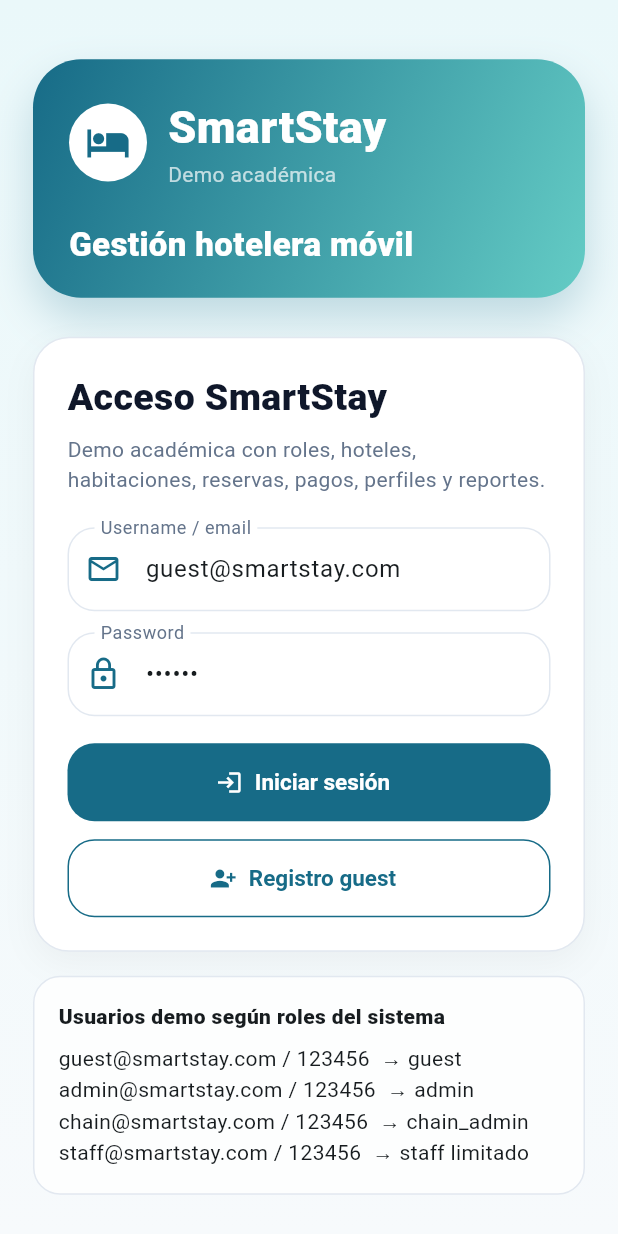
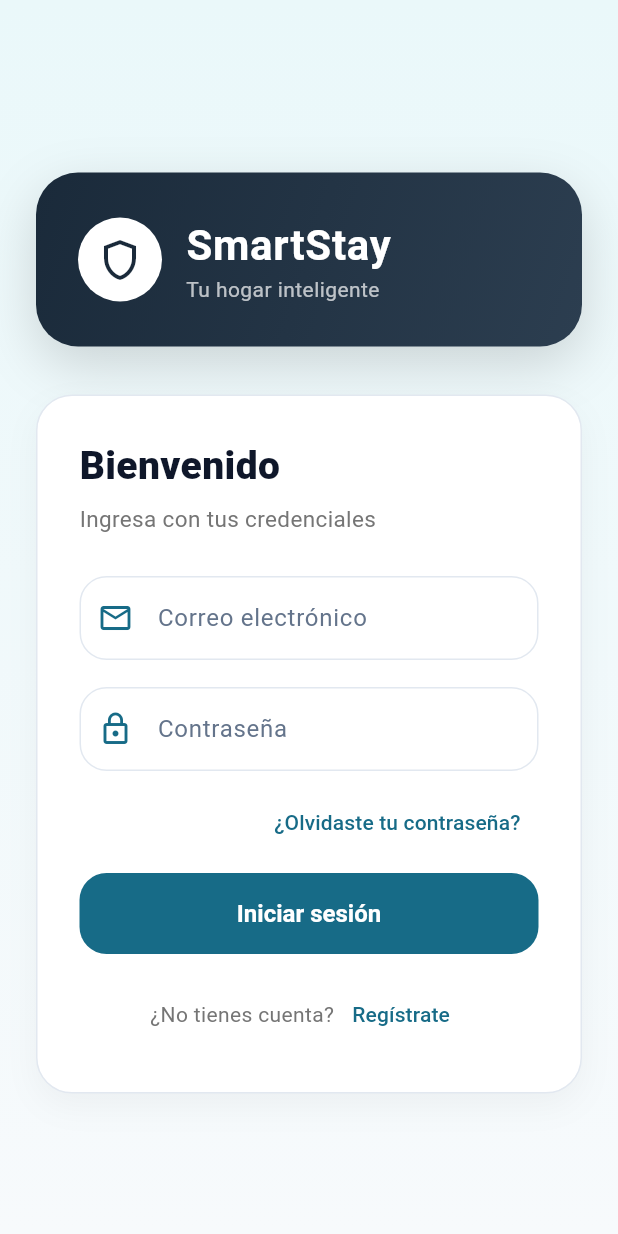
Before and after one commit to Movil-dev-Aplicaciones-Moviles/smartstay-application-mobile-flutter, a Flutter app: the screen it shows after launch, on a phone screen of 412 x 824 dp. Run offline on Flutter 3.47's test engine with Material 3 defaults, Android fonts, the phone set to English and light mode, and no system bars; our stand-ins replace flutter_bloc, flutter_secure_storage, get_it.

Commit message:
cambios en el login y mejoras

```diff
--- /dev/null
+++ b/devtools_options.yaml
@@ -0,0 +1,3 @@
+description: This file stores settings for Dart & Flutter DevTools.
+documentation: https://docs.flutter.dev/tools/devtools/extensions#configure-extension-enablement-states
+extensions:
--- a/lib/core/di/dependency_injection.dart
+++ b/lib/core/di/dependency_injection.dart
@@ -1,15 +1,15 @@
 import 'package:flutter_secure_storage/flutter_secure_storage.dart';
 import 'package:get_it/get_it.dart';
 import 'package:smart_stay/core/storage/token_storage.dart';
+import 'package:smart_stay/features/auth/data/auth_service.dart';
 import 'package:smart_stay/features/auth/data/auth_repository_impl.dart';
-import 'package:smart_stay/features/auth/data/auth_service.dart';
 import 'package:smart_stay/features/auth/domain/auth_repository.dart';
 import 'package:smart_stay/features/auth/presentation/login_view_model.dart';
 
 final getIt = GetIt.instance;
 
 void setup() {
-  if (getIt.isRegistered<LoginViewModel>()) return;
+  // ❌ ELIMINADA la línea problemática: if (getIt.isRegistered<LoginViewModel>()) return;
 
   getIt.registerLazySingleton<FlutterSecureStorage>(
     () => const FlutterSecureStorage(),
--- a/lib/features/auth/data/auth_service.dart
+++ b/lib/features/auth/data/auth_service.dart
@@ -1,57 +1,55 @@
-import 'dart:async';
+import 'dart:convert';
+import 'dart:io';
 
+import 'package:http/http.dart' as http;
 import 'package:smart_stay/features/auth/data/login_request_dto.dart';
 import 'package:smart_stay/features/auth/data/login_response_dto.dart';
+// 👇 NUEVOS IMPORTS PARA REGISTER
+import 'package:smart_stay/features/auth/data/register_request_dto.dart';
+import 'package:smart_stay/features/auth/data/register_response_dto.dart';
 
 class AuthService {
-  Future<LoginResponseDto?> login(LoginRequestDto request) async {
-    await Future.delayed(const Duration(milliseconds: 500));
+  final String _baseUrl = 'https://application-mobile-backend.onrender.com';
 
-    if (request.email.trim().length < 3 || request.password.length < 6) {
-      return null;
+  // ============================================================
+  // LOGIN (ya existente)
+  // ============================================================
+  Future<LoginResponseDto> login(LoginRequestDto request) async {
+    final Uri uri = Uri.parse('$_baseUrl/api/v1/authentication/sign-in');
+
+    final http.Response response = await http.post(
+      uri,
+      headers: {'Content-Type': 'application/json'},
+      body: jsonEncode(request.toJson()),
+    );
+
+    if (response.statusCode == HttpStatus.ok ||
+        response.statusCode == HttpStatus.created) {
+      final Map<String, dynamic> json = jsonDecode(response.body);
+      return LoginResponseDto.fromJson(json);
+    } else {
+      throw Exception('Error al iniciar sesión: ${response.statusCode}');
     }
-
-    final username = request.email.trim().toLowerCase();
-    final role = _roleFromUsername(username);
-
-    final map = {
-      'id': _idFromRole(role),
-      'username': username,
-      'token': 'jwt-demo-token',
-      'role': role,
-      'hotelId': role == 'chain_admin' ? null : 1,
-      'chainId': role == 'chain_admin' ? null : 1,
-    };
-
-    return LoginResponseDto.fromJson(map);
   }
 
-  String _roleFromUsername(String username) {
-    if (username.contains('chain')) return 'chain_admin';
-    if (username.contains('admin')) return 'admin';
-    if (username.contains('reception')) return 'reception';
-    if (username.contains('housekeeping')) return 'housekeeping';
-    if (username.contains('maintenance')) return 'maintenance';
-    if (username.contains('staff')) return 'staff';
-    return 'guest';
-  }
+  // ============================================================
+  // REGISTER (nuevo, con la misma estructura)
+  // ============================================================
+  Future<RegisterResponseDto> register(RegisterRequestDto request) async {
+    final Uri uri = Uri.parse('$_baseUrl/api/v1/authentication/sign-up');
 
-  int _idFromRole(String role) {
-    switch (role) {
-      case 'chain_admin':
-        return 1;
-      case 'admin':
-        return 2;
-      case 'staff':
-        return 3;
-      case 'reception':
-        return 4;
-      case 'housekeeping':
-        return 5;
-      case 'maintenance':
-        return 6;
-      default:
-        return 7;
+    final http.Response response = await http.post(
+      uri,
+      headers: {'Content-Type': 'application/json'},
+      body: jsonEncode(request.toJson()),
+    );
+
+    if (response.statusCode == HttpStatus.ok ||
+        response.statusCode == HttpStatus.created) {
+      final Map<String, dynamic> json = jsonDecode(response.body);
+      return RegisterResponseDto.fromJson(json);
+    } else {
+      throw Exception('Error al registrarse: ${response.statusCode}');
     }
   }
 }
--- a/lib/features/auth/domain/auth_repository.dart
+++ b/lib/features/auth/domain/auth_repository.dart
@@ -2,4 +2,5 @@ import 'package:smart_stay/features/auth/domain/user.dart';
 
 abstract class AuthRepository {
   Future<User?> login({required String email, required String password});
+  Future<User?> register({required String email, required String password});
 }
--- a/lib/features/auth/presentation/login_page.dart
+++ b/lib/features/auth/presentation/login_page.dart
@@ -17,36 +17,27 @@ class LoginPage extends StatefulWidget {
 }
 
 class _LoginPageState extends State<LoginPage> {
-  final TextEditingController username = TextEditingController(
-    text: 'guest@smartstay.com',
-  );
-
-  final TextEditingController password = TextEditingController(
-    text: '123456',
-  );
+  final TextEditingController _emailController = TextEditingController();
+  final TextEditingController _passwordController = TextEditingController();
 
   @override
   void dispose() {
-    username.dispose();
-    password.dispose();
+    _emailController.dispose();
+    _passwordController.dispose();
     super.dispose();
   }
 
-  void goToRegisterPage() {
+  void _goToRegister() {
     Navigator.push(
       context,
-      MaterialPageRoute(
-        builder: (context) => const RegisterPage(),
-      ),
+      MaterialPageRoute(builder: (_) => const RegisterPage()),
     );
   }
 
-  void goToMainPage(User user) {
+  void _goToMain(User user) {
     Navigator.pushReplacement(
       context,
-      MaterialPageRoute(
-        builder: (context) => MainPage(user: user),
-      ),
+      MaterialPageRoute(builder: (_) => MainPage(user: user)),
     );
   }
 
@@ -57,109 +48,130 @@ class _LoginPageState extends State<LoginPage> {
         listener: (context, state) {
           if (state is LoginFailure) {
             ScaffoldMessenger.of(context).showSnackBar(
-              SnackBar(content: Text(state.error)),
+              SnackBar(
+                content: Text(state.error),
+                backgroundColor: Colors.redAccent,
+                behavior: SnackBarBehavior.floating,
+              ),
             );
           }
-
           if (state is LoginSuccess) {
-            goToMainPage(state.user);
+            _goToMain(state.user);
           }
         },
         child: PageWrapper(
-          padding: const EdgeInsets.all(22),
+          padding: const EdgeInsets.all(24),
           child: SingleChildScrollView(
             child: Column(
               crossAxisAlignment: CrossAxisAlignment.start,
               children: [
-                const SizedBox(height: 12),
+                const SizedBox(height: 40),
                 const _BrandHeader(),
-                const SizedBox(height: 26),
+                const SizedBox(height: 32),
                 SmartCard(
-                  padding: const EdgeInsets.all(22),
+                  padding: const EdgeInsets.all(28),
                   child: Column(
                     crossAxisAlignment: CrossAxisAlignment.start,
                     children: [
                       const Text(
-                        'Acceso SmartStay',
+                        'Bienvenido',
                         style: TextStyle(
-                          fontSize: 25,
-                          fontWeight: FontWeight.w900,
+                          fontSize: 26,
+                          fontWeight: FontWeight.w800,
                           color: AppTheme.dark,
                         ),
                       ),
                       const SizedBox(height: 6),
-                      const Text(
-                        'Demo académica con roles, hoteles, habitaciones, reservas, pagos, perfiles y reportes.',
+                      Text(
+                        'Ingresa con tus credenciales',
                         style: TextStyle(
-                          color: Color(0xFF64748B),
-                          height: 1.4,
+                          color: Colors.grey.shade600,
+                          fontSize: 15,
                         ),
                       ),
-                      const SizedBox(height: 22),
+                      const SizedBox(height: 28),
                       TextField(
-                        controller: username,
+                        controller: _emailController,
                         keyboardType: TextInputType.emailAddress,
                         decoration: const InputDecoration(
-                          labelText: 'Username / email',
-                          hintText: 'guest@smartstay.com',
+                          labelText: 'Correo electrónico',
+                          hintText: 'ejemplo@correo.com',
                           prefixIcon: Icon(Icons.email_outlined),
-                        ),
-                      ),
-                      const SizedBox(height: 14),
-                      TextField(
-                        controller: password,
-                        obscureText: true,
-                        decoration: const InputDecoration(
-                          labelText: 'Password',
-                          hintText: 'Mínimo 6 caracteres',
-                          prefixIcon: Icon(Icons.lock_outline),
+                          border: OutlineInputBorder(),
                         ),
                       ),
                       const SizedBox(height: 18),
+                      TextField(
+                        controller: _passwordController,
+                        obscureText: true,
+                        decoration: const InputDecoration(
+                          labelText: 'Contraseña',
+                          hintText: '••••••••',
+                          prefixIcon: Icon(Icons.lock_outline),
+                          border: OutlineInputBorder(),
+                        ),
+                      ),
+                      const SizedBox(height: 10),
+                      Align(
+                        alignment: Alignment.centerRight,
+                        child: TextButton(
+                          onPressed: () {
+                            // Acción para recuperar contraseña
+                          },
+                          child: const Text('¿Olvidaste tu contraseña?'),
+                        ),
+                      ),
+                      const SizedBox(height: 10),
                       SizedBox(
                         width: double.infinity,
-                        height: 52,
+                        height: 54,
                         child: BlocBuilder<LoginViewModel, LoginState>(
                           builder: (context, state) {
-                            return FilledButton.icon(
-                              onPressed: state is LoginLoading
+                            final isLoading = state is LoginLoading;
+                            return FilledButton(
+                              onPressed: isLoading
                                   ? null
                                   : () {
                                       context.read<LoginViewModel>().login(
-                                            email: username.text.trim(),
-                                            password: password.text,
+                                            email: _emailController.text.trim(),
+                                            password: _passwordController.text,
                                           );
                                     },
-                              icon: state is LoginLoading
+                              child: isLoading
                                   ? const SizedBox(
-                                      height: 18,
-                                      width: 18,
+                                      height: 22,
+                                      width: 22,
                                       child: CircularProgressIndicator(
-                                        strokeWidth: 2,
+                                        strokeWidth: 2.5,
                                         color: Colors.white,
                                       ),
                                     )
-                                  : const Icon(Icons.login),
-                              label: const Text('Iniciar sesión'),
+                                  : const Text(
+                                      'Iniciar sesión',
+                                      style: TextStyle(fontSize: 16),
+                                    ),
                             );
                           },
                         ),
                       ),
-                      const SizedBox(height: 12),
-                      SizedBox(
-                        width: double.infinity,
-                        height: 52,
-                        child: OutlinedButton.icon(
-                          onPressed: goToRegisterPage,
-                          icon: const Icon(Icons.person_add_alt_1),
-                          label: const Text('Registro guest'),
+                      const SizedBox(height: 16),
+                      Row(
+                        mainAxisAlignment: MainAxisAlignment.center,
+                        children: [
+                          Text(
+                            '¿No tienes cuenta?',
+                            style: TextStyle(color: Colors.grey.shade600),
                           ),
+                          TextButton(
+                            onPressed: _goToRegister,
+                            child: const Text('Regístrate'),
+                          ),
+                        ],
                       ),
                     ],
                   ),
                 ),
-                const SizedBox(height: 16),
-                const _DemoRolesCard(),
+                const SizedBox(height: 20),
               ],
             ),
           ),
@@ -169,6 +181,9 @@ class _LoginPageState extends State<LoginPage> {
   }
 }
 
+// ============================================================
+// COMPONENTE DE MARCA (Header con logo y eslogan)
+// ============================================================
 class _BrandHeader extends StatelessWidget {
   const _BrandHeader();
 
@@ -176,102 +191,61 @@ class _BrandHeader extends StatelessWidget {
   Widget build(BuildContext context) {
     return Container(
       width: double.infinity,
-      padding: const EdgeInsets.all(24),
+      padding: const EdgeInsets.all(28),
       decoration: BoxDecoration(
-        borderRadius: BorderRadius.circular(32),
+        borderRadius: BorderRadius.circular(28),
         gradient: const LinearGradient(
           begin: Alignment.topLeft,
           end: Alignment.bottomRight,
-          colors: [
-            Color(0xFF176B87),
-            Color(0xFF64CCC5),
-          ],
+          colors: [Color(0xFF1A2A3A), Color(0xFF2C3E50)], // Tonos oscuros elegantes
         ),
         boxShadow: [
           BoxShadow(
-            color: AppTheme.primary.withValues(alpha: 0.22),
-            blurRadius: 24,
-            offset: const Offset(0, 14),
+            color: Colors.black.withOpacity(0.15),
+            blurRadius: 30,
+            offset: const Offset(0, 12),
           ),
         ],
       ),
-      child: const Column(
-        crossAxisAlignment: CrossAxisAlignment.start,
+      child: Row(
         children: [
-          Row(
-            children: [
-              CircleAvatar(
-                radius: 26,
-                backgroundColor: Colors.white,
-                child: Icon(
-                  Icons.hotel,
-                  color: AppTheme.primary,
-                  size: 30,
+          Container(
+            padding: const EdgeInsets.all(12),
+            decoration: const BoxDecoration(
+              color: Colors.white,
+              shape: BoxShape.circle,
+            ),
+            child: const Icon(
+              Icons.shield_outlined,
+              color: Color(0xFF1A2A3A),
+              size: 32,
             ),
           ),
-              SizedBox(width: 14),
-              Column(
+          const SizedBox(width: 16),
+          const Column(
             crossAxisAlignment: CrossAxisAlignment.start,
             children: [
               Text(
                 'SmartStay',
                 style: TextStyle(
                   color: Colors.white,
-                      fontSize: 30,
-                      fontWeight: FontWeight.w900,
+                  fontSize: 28,
+                  fontWeight: FontWeight.bold,
+                  letterSpacing: 0.5,
                 ),
               ),
               Text(
-                    'Demo académica',
-                    style: TextStyle(color: Colors.white70),
+                'Tu hogar inteligente',
+                style: TextStyle(
+                  color: Colors.white70,
+                  fontSize: 14,
+                  letterSpacing: 0.3,
+                ),
               ),
             ],
-              ),
-            ],
-          ),
-          SizedBox(height: 24),
-          Text(
-            'Gestión hotelera móvil',
-            style: TextStyle(
-              color: Colors.white,
-              fontSize: 22,
-              fontWeight: FontWeight.w900,
-              height: 1.1,
-            ),
           ),
         ],
       ),
     );
   }
 }
-
-class _DemoRolesCard extends StatelessWidget {
-  const _DemoRolesCard();
-
-  @override
-  Widget build(BuildContext context) {
-    return Container(
-      width: double.infinity,
-      padding: const EdgeInsets.all(16),
-      decoration: BoxDecoration(
-        color: Colors.white.withValues(alpha: 0.80),
-        borderRadius: BorderRadius.circular(18),
-        border: Border.all(color: const Color(0xFFE2E8F0)),
-      ),
-      child: const Column(
-        crossAxisAlignment: CrossAxisAlignment.start,
-        children: [
-          Text(
-            'Usuarios demo según roles del sistema',
-            style: TextStyle(fontWeight: FontWeight.w900),
-          ),
-          SizedBox(height: 8),
-          Text('guest@smartstay.com / 123456  → guest'),
-          Text('admin@smartstay.com / 123456  → admin'),
-          Text('chain@smartstay.com / 123456  → chain_admin'),
-          Text('staff@smartstay.com / 123456  → staff limitado'),
-        ],
-      ),
-    );
-  }
-}
```
Also changed, not shown: lib/features/auth/data/auth_repository_impl.dart (+24 -2 lines), lib/features/auth/data/register_request_dto.dart (added, +13 -0 lines), lib/features/auth/data/register_response_dto.dart (added, +38 -0 lines), lib/features/auth/presentation/register_page.dart (+92 -53 lines). Lines whose indentation alone changed are shown as unchanged.
